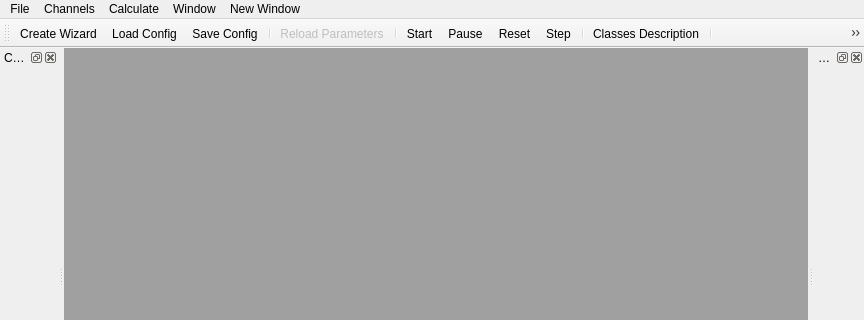
Qt form GUI/Qt/UGEngineControllWidget.ui (aicommunity/Rdk) before a commit; both pictures show x 0 to 864 and y 0 to 320 of the 864 by 548 pixel window.
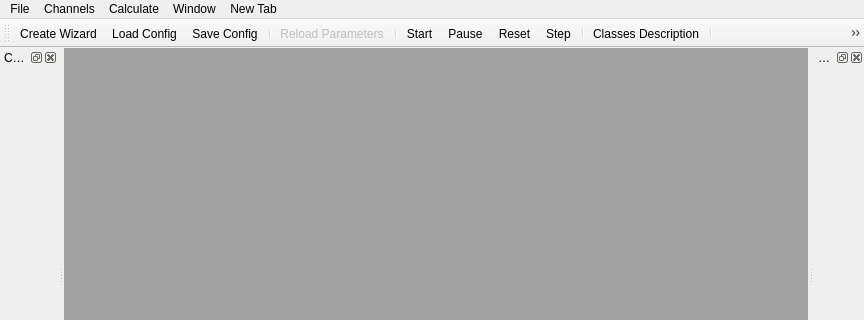
The same form after that commit.

Commit message: Gui/Qt: usability update

What changed in the file:
```diff
--- a/GUI/Qt/UGEngineControllWidget.ui
+++ b/GUI/Qt/UGEngineControllWidget.ui
@@ -66,7 +66,7 @@
      <x>0</x>
      <y>0</y>
      <width>864</width>
-     <height>22</height>
+     <height>26</height>
     </rect>
    </property>
    <widget class="QMenu" name="menuFile">
@@ -173,7 +173,7 @@
    </widget>
    <widget class="QMenu" name="menuNewWindow">
     <property name="title">
-     <string>New Window</string>
+     <string>New Tab</string>
     </property>
     <addaction name="actionImagesFromNewWindow"/>
     <addaction name="actionWatchesFromNewWindow"/>
```
Left out of the diff: 71 changed lines with no effect on the pictures. The commit also changes 4 other files.
